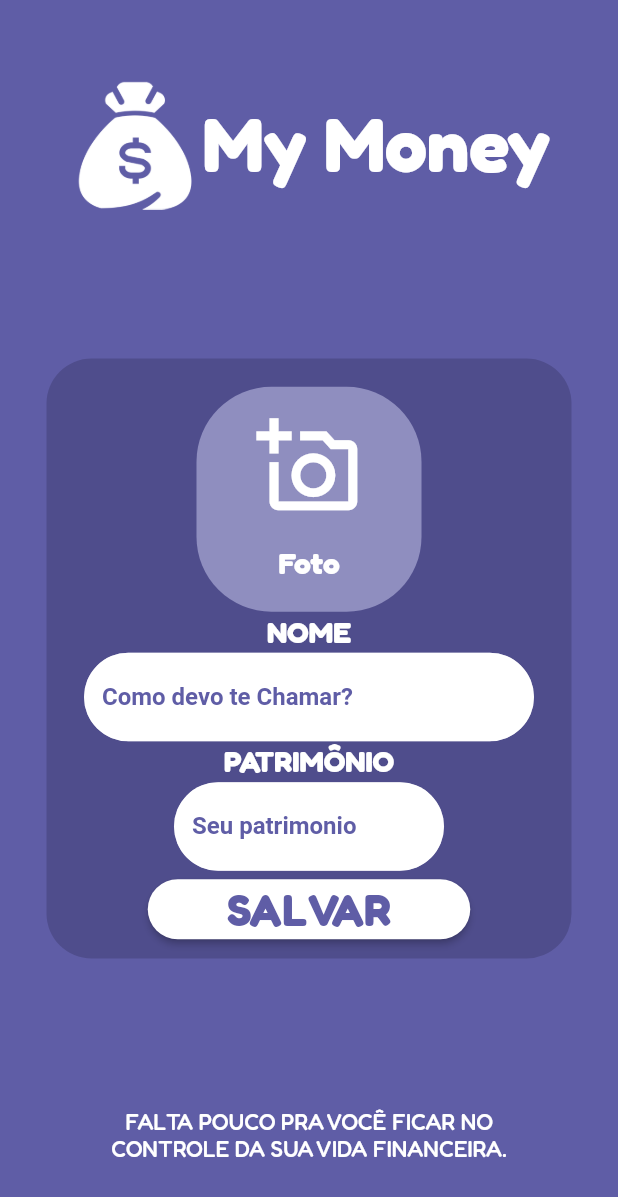
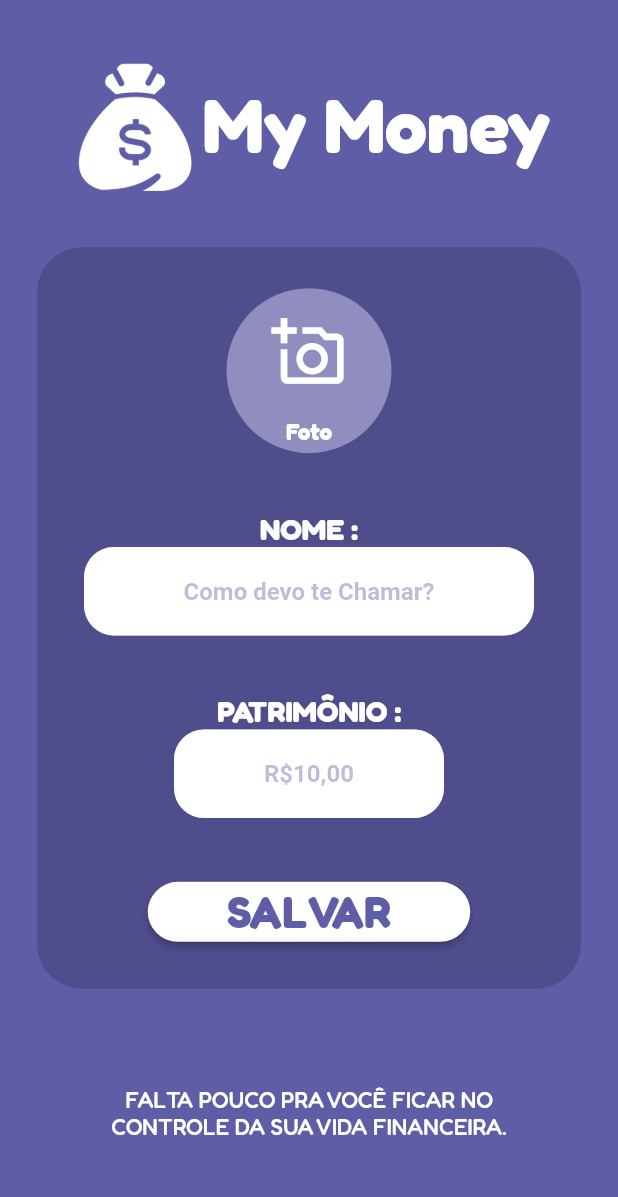
Before and after one commit to JoseGoncalvess/My-Money, a Flutter app: the screen it shows after launch, after a tap on "Começar", on a phone screen of 412 x 824 dp. Shown: the top 1197 px of the screen. Run offline on Flutter 3.47's test engine with Material 2 defaults, Android fonts, the phone set to English and light mode, and no system bars; our stand-ins replace google_fonts, shared_preferences.

Commit message:
ajust user page

```diff
--- /dev/null
+++ b/my_money/lib/app/user_info.dart
@@ -0,0 +1,20 @@
+import 'package:shared_preferences/shared_preferences.dart';
+
+class UserDatePreference {
+  String name = '';
+  String patrimonio = '';
+
+  saveUserDate() async {
+    final prefs = await SharedPreferences.getInstance();
+
+    prefs.setString('name', name);
+    prefs.setString('name', patrimonio);
+    print('name:');
+  }
+
+  loadUsarDate() async {
+    final prefs = await SharedPreferences.getInstance();
+    name = prefs.getString('name') ?? '';
+    patrimonio = prefs.getString('patrimonio') ?? '';
+  }
+}
--- /dev/null
+++ b/my_money/lib/app/valores/preference_keys.dart
@@ -0,0 +1,3 @@
+class PreferenceKeys {
+  static const UserInfo = "LOGIN_USER_INFO";
+}
--- a/my_money/lib/views/HomePage.dart
+++ b/my_money/lib/views/HomePage.dart
@@ -1,9 +1,15 @@
+import 'dart:convert';
+
 import 'package:flutter/cupertino.dart';
 import 'package:flutter/material.dart';
 import 'package:flutter/src/widgets/container.dart';
 import 'package:flutter/src/widgets/framework.dart';
 import 'package:google_fonts/google_fonts.dart';
+import 'package:my_money/app/valores/preference_keys.dart';
 import 'package:my_money/views/user.dart';
+import 'package:shared_preferences/shared_preferences.dart';
+
+import '../app/user_info.dart';
 
 class Homepage extends StatefulWidget {
   const Homepage({super.key});
@@ -30,6 +36,8 @@ class _HomepageState extends State<Homepage> {
             Padding(
               padding:
                   const EdgeInsets.only(top: 20, bottom: 0, left: 0, right: 0),
+              child: SizedBox(
+                height: MediaQuery.of(context).size.height * 0.40,
                 child: Column(
                   mainAxisAlignment: MainAxisAlignment.end,
                   children: [
@@ -43,7 +51,7 @@ class _HomepageState extends State<Homepage> {
                     ),
                     Text('My Money',
                         style: GoogleFonts.fredoka(
-                          textStyle: TextStyle(
+                            textStyle: const TextStyle(
                           fontSize: 55,
                           color: Colors.white,
                           fontWeight: FontWeight.bold,
@@ -51,10 +59,14 @@ class _HomepageState extends State<Homepage> {
                   ],
                 ),
               ),
-            ElevatedButton(
+            ),
+            SizedBox(
+              child: ElevatedButton(
                 onPressed: () {
-                Navigator.push(context,
-                    MaterialPageRoute(builder: ((context) => UserCard())));
+                  Navigator.push(
+                      context,
+                      CupertinoPageRoute(
+                          builder: ((context) => const UserCard())));
                 },
                 style: ElevatedButton.styleFrom(
                   fixedSize: const Size(240, 80),
@@ -63,19 +75,24 @@ class _HomepageState extends State<Homepage> {
                 ),
                 child: Text('Começar',
                     style: GoogleFonts.fredoka(
-                      textStyle: TextStyle(
+                        textStyle: const TextStyle(
                       fontSize: 30,
                       color: Color(0xFF5F5DA6),
                       fontWeight: FontWeight.bold,
                     ))),
               ),
-            Text(
+            ),
+            Container(
+              alignment: Alignment.center,
+              height: MediaQuery.of(context).size.height * 0.20,
+              child: Text(
                 'Você no controle do seu Dinheiro!',
                 style: GoogleFonts.fredoka(
-                  textStyle: TextStyle(
+                    textStyle: const TextStyle(
                   fontWeight: FontWeight.w500,
                   fontSize: 20,
                 )),
+              ),
             )
           ],
         ),
--- a/my_money/lib/views/user.dart
+++ b/my_money/lib/views/user.dart
@@ -1,6 +1,9 @@
+import 'dart:convert';
+
+import 'package:flutter/cupertino.dart';
 import 'package:flutter/material.dart';
 import 'package:google_fonts/google_fonts.dart';
-import 'package:my_money/views/MyPage.dart';
+import 'package:my_money/app/user_info.dart';
 
 class UserCard extends StatefulWidget {
   const UserCard({super.key});
@@ -20,10 +23,7 @@ class _UserCardState extends State<UserCard> {
           content: const Text("Todas as Informações estão corretas?"),
           actions: [
             MaterialButton(
-              onPressed: () {
-                Navigator.push(context,
-                    MaterialPageRoute(builder: ((context) => MyPage())));
-              },
+              onPressed: () => UserDatePreference().saveUserDate(),
               child: const Text('Sim!'),
             ),
             MaterialButton(
@@ -36,14 +36,22 @@ class _UserCardState extends State<UserCard> {
     );
   }
 
+  //controllers
+  final TextEditingController _nameInputController = TextEditingController();
+  final TextEditingController _patInputController = TextEditingController();
+
   @override
   Widget build(BuildContext context) {
     return Scaffold(
         backgroundColor: const Color(0xFF5F5DA6),
-        body: Column(
+        body: SingleChildScrollView(
+          child: Column(
             mainAxisAlignment: MainAxisAlignment.spaceAround,
             children: [
-            Row(
+              SizedBox(
+                width: MediaQuery.of(context).size.width,
+                height: MediaQuery.of(context).size.height * 0.20,
+                child: Row(
                   mainAxisAlignment: MainAxisAlignment.center,
                   children: [
                     Image.asset(
@@ -60,9 +68,10 @@ class _UserCardState extends State<UserCard> {
                         )))
                   ],
                 ),
+              ),
               Container(
-              height: 400,
-              width: 350,
+                height: MediaQuery.of(context).size.height * 0.6,
+                width: MediaQuery.of(context).size.width * 0.88,
                 decoration: BoxDecoration(
                     borderRadius: BorderRadius.circular(30),
                     color: const Color(0xFF4F4D8C)),
@@ -71,77 +80,78 @@ class _UserCardState extends State<UserCard> {
                   child: Column(
                     mainAxisAlignment: MainAxisAlignment.spaceAround,
                     children: [
-                    Stack(
-                      alignment: Alignment.topCenter,
-                      children: [
-                        Padding(
-                          padding: const EdgeInsets.only(top: 10),
-                          child: Container(
-                            alignment: Alignment.bottomCenter,
+                      Container(
+                        alignment: Alignment.center,
                         decoration: BoxDecoration(
                             color: const Color(0xFF8F8EBF),
-                                borderRadius: BorderRadius.circular(50)),
-                            height: 150,
-                            width: 150,
-                            child: Padding(
-                              padding: const EdgeInsets.only(bottom: 20),
-                              child: Text(
-                                'Foto',
-                                style: GoogleFonts.fredoka(
-                                    textStyle: const TextStyle(
-                                  fontSize: 20,
-                                  color: Colors.white,
-                                  fontWeight: FontWeight.bold,
-                                )),
+                            borderRadius: BorderRadius.circular(100)),
+                        height: 110,
+                        width: 110,
+                        child: Column(
+                          children: [
+                            IconButton(
+                              icon: const Icon(
+                                Icons.add_a_photo_outlined,
+                                size: 50,
                               ),
-                            ),
-                          ),
-                        ),
-                        Padding(
-                          padding: const EdgeInsets.only(top: 20),
-                          child: IconButton(
-                            icon: const Icon(Icons.add_a_photo_outlined),
                               onPressed: () {
                                 Navigator.pop(context);
                               },
                               iconSize: 70,
                             ),
+                            Text(
+                              'Foto',
+                              style: GoogleFonts.fredoka(
+                                  textStyle: const TextStyle(
+                                fontSize: 15,
+                                color: Colors.white,
+                                fontWeight: FontWeight.bold,
+                              )),
                             ),
                           ],
                         ),
-                    Text('NOME',
+                      ),
+                      SizedBox(
+                        width: 300,
+                        child: Column(
+                          children: [
+                            Text('NOME :',
                                 style: GoogleFonts.fredoka(
                                     textStyle: const TextStyle(
                                   fontSize: 20,
                                   color: Colors.white,
                                   fontWeight: FontWeight.bold,
                                 ))),
-                    SizedBox(
-                      width: 300,
-                      child: TextField(
+                            TextField(
+                                controller: _nameInputController,
                                 textAlign: TextAlign.center,
+                                maxLines: 1,
+                                keyboardType: TextInputType.name,
+                                cursorColor: const Color(0xFF8F8EBF),
+                                style: const TextStyle(
+                                    color: Color(0xFF5F5DA6),
+                                    fontWeight: FontWeight.bold),
                                 decoration: InputDecoration(
                                   filled: true,
                                   fillColor: Colors.white,
                                   focusColor: const Color(0xFF5F5DA6),
                                   border: OutlineInputBorder(
-                                borderRadius: BorderRadius.circular(30),
+                                    borderRadius: BorderRadius.circular(20),
                                   ),
-                              floatingLabelAlignment:
-                                  FloatingLabelAlignment.center,
                                   floatingLabelBehavior:
                                       FloatingLabelBehavior.never,
                                   hintText: "Como devo te Chamar?",
                                   hintStyle: const TextStyle(
-                                color: Color(0xFF5F5DA6),
+                                    color: Color.fromARGB(105, 95, 93, 166),
                                     fontWeight: FontWeight.bold,
                                   ),
-                              labelText: 'Como devo te Chamar?',
-                              labelStyle: const TextStyle(
-                                  color: Color(0xFF5F5DA6),
-                                  fontWeight: FontWeight.bold))),
+                                )),
+                          ],
                         ),
-                    Text('PATRIMÔNIO',
+                      ),
+                      Column(
+                        children: [
+                          Text('PATRIMÔNIO :',
                               style: GoogleFonts.fredoka(
                                   textStyle: const TextStyle(
                                 fontSize: 20,
@@ -151,26 +161,29 @@ class _UserCardState extends State<UserCard> {
                           SizedBox(
                             width: 180,
                             child: TextField(
+                                controller: _patInputController,
+                                keyboardType: TextInputType.number,
                                 textAlign: TextAlign.center,
+                                maxLines: 1,
+                                cursorColor: const Color(0xFF8F8EBF),
+                                style: const TextStyle(
+                                    color: Color(0xFF5F5DA6),
+                                    fontWeight: FontWeight.bold),
                                 decoration: InputDecoration(
                                   filled: true,
                                   fillColor: Colors.white,
-                              floatingLabelAlignment:
-                                  FloatingLabelAlignment.center,
                                   floatingLabelBehavior:
                                       FloatingLabelBehavior.never,
                                   border: OutlineInputBorder(
-                                  borderRadius: BorderRadius.circular(30)),
-                              hintText: 'Seu patrimônio',
+                                      borderRadius: BorderRadius.circular(20)),
+                                  hintText: "R\$10,00",
                                   hintStyle: const TextStyle(
-                                color: Color(0xFF5F5DA6),
+                                    color: Color.fromARGB(105, 95, 93, 166),
                                     fontWeight: FontWeight.bold,
                                   ),
-                              labelText: 'Seu patrimonio',
-                              labelStyle: const TextStyle(
-                                color: Color(0xFF5F5DA6),
-                                fontWeight: FontWeight.bold,
-                              ))),
+                                )),
+                          ),
+                        ],
                       ),
                       ElevatedButton(
                         onPressed: () => _showdialog(context),
@@ -194,6 +207,7 @@ class _UserCardState extends State<UserCard> {
               Container(
                 alignment: Alignment.center,
                 width: 280,
+                height: MediaQuery.of(context).size.height * 0.20,
                 child: Text(
                     "FALTA POUCO PRA VOCÊ FICAR NO CONTROLE DA SUA VIDA FINANCEIRA.",
                     textAlign: TextAlign.center,
@@ -205,6 +219,7 @@ class _UserCardState extends State<UserCard> {
                     ))),
               ),
             ],
+          ),
         ));
   }
 }
--- a/my_money/pubspec.yaml
+++ b/my_money/pubspec.yaml
@@ -36,9 +36,9 @@ dependencies:
   # Use with the CupertinoIcons class for iOS style icons.
   cupertino_icons: ^1.0.2
   google_fonts: ^3.0.1
-
   flutter_launcher_icons: ^0.11.0
   flutter_native_splash: ^2.2.16
+  shared_preferences: ^2.0.15
 
 dev_dependencies:
   flutter_test:
```
Also changed, not shown: my_money/pubspec.lock, 1 other file. Lines whose indentation alone changed are shown as unchanged.
